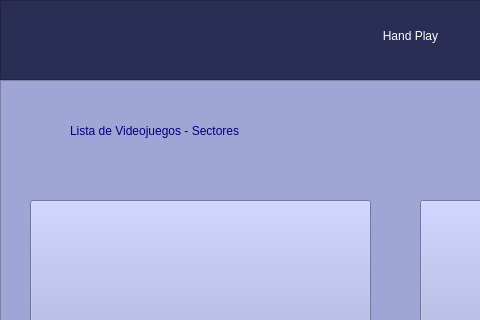
The window that GUI/Sectores.ui (Rainherz/Hand-Play) describes before a commit, drawn with Qt 5; both pictures show x 0 to 480 and y 0 to 320 of the 802 by 551 pixel window.
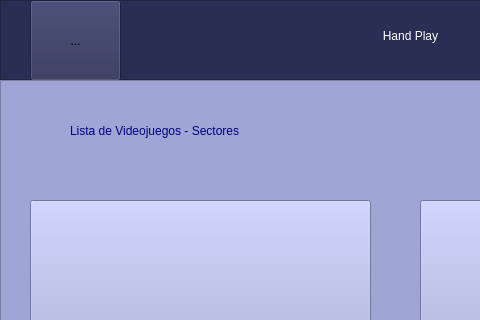
The same window after the commit. Icons and pictures are not drawn.

```diff
--- a/GUI/Sectores.ui
+++ b/GUI/Sectores.ui
@@ -76,6 +76,41 @@
       </size>
      </property>
     </widget>
+    <widget class="QToolButton" name="toolButton">
+     <property name="enabled">
+      <bool>true</bool>
+     </property>
+     <property name="geometry">
+      <rect>
+       <x>30</x>
+       <y>0</y>
+       <width>91</width>
+       <height>81</height>
+      </rect>
+     </property>
+     <property name="font">
+      <font>
+       <stylestrategy>PreferDefault</stylestrategy>
+       <kerning>true</kerning>
+      </font>
+     </property>
+     <property name="layoutDirection">
+      <enum>Qt::LeftToRight</enum>
+     </property>
+     <property name="text">
+      <string>...</string>
+     </property>
+     <property name="icon">
+      <iconset>
+       <normaloff>../img/logo.png</normaloff>../img/logo.png</iconset>
+     </property>
+     <property name="iconSize">
+      <size>
+       <width>160</width>
+       <height>160</height>
+      </size>
+     </property>
+    </widget>
    </widget>
    <widget class="QFrame" name="Videojuegos">
     <property name="geometry">
```
